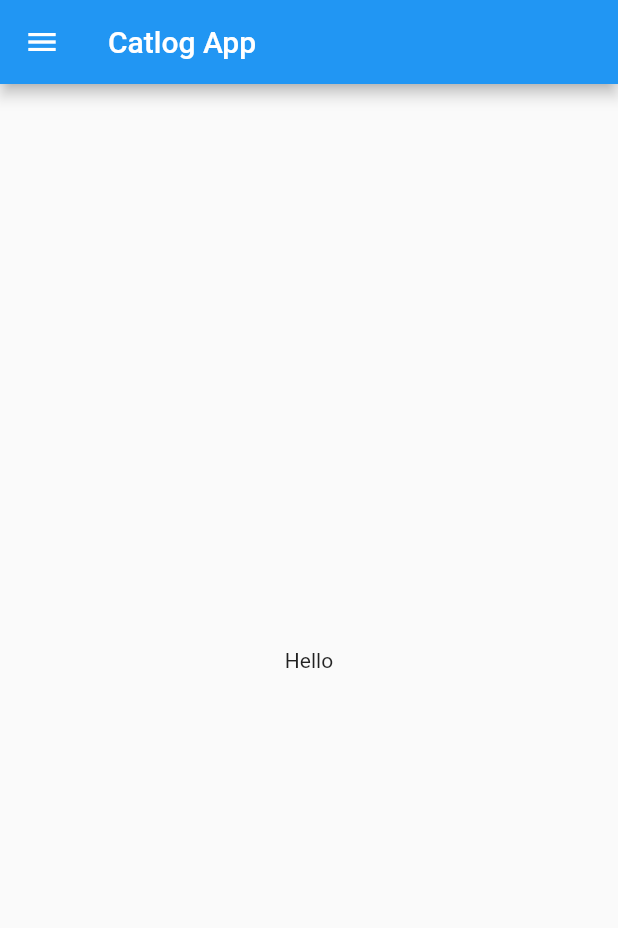
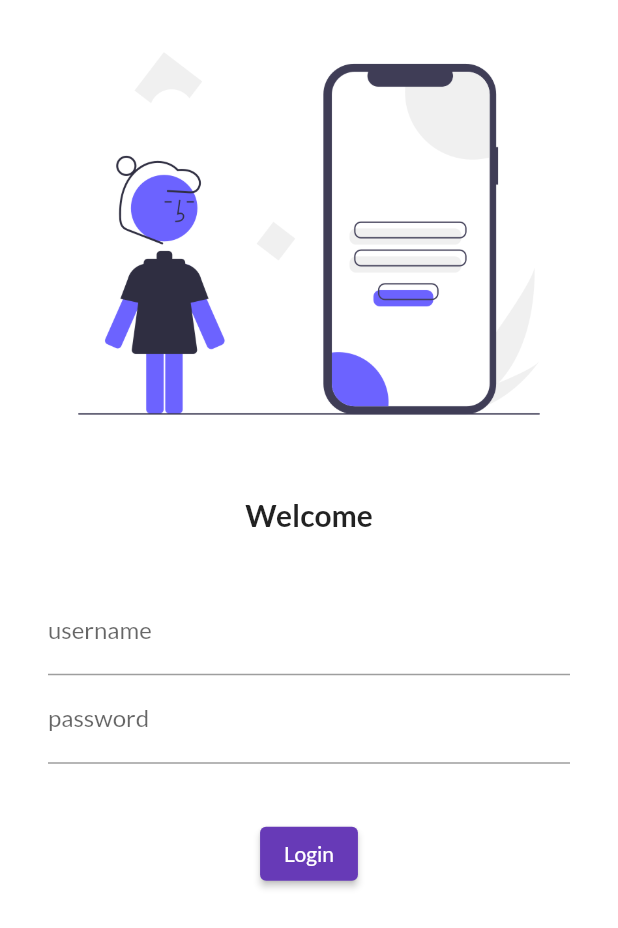
Before and after one commit to Sagar7057/fluttertutorial, a Flutter app: the screen it shows after launch, on a phone screen of 412 x 824 dp. Shown: the top 928 px of the screen. Run offline on Flutter 3.47's test engine with Material 2 defaults, Android fonts, the phone set to English and light mode, and no system bars; our stand-ins replace google_fonts.

Commit message:
Day 4 completed

```diff
--- a/lib/home_page.dart
+++ b/lib/Pages/home_page.dart
@@ -1,19 +1,17 @@
 import 'package:flutter/material.dart';
 
 class HomePage extends StatelessWidget {
-
+  const HomePage({Key? key}) : super(key: key);
   @override
   Widget build(BuildContext context) {
     return Scaffold(
       appBar: AppBar(
-        title: Text("Catlog App"),
+        title: const Text("Catlog App"),
       ),
-      body:Center(
-        child:Container(
-          child: Text("Hello"),
-        )
+      body:const Center(
+        child:Text("Hello")
       ),
-      drawer: Drawer(),
+      drawer: const Drawer(),
     );
 
   }
--- /dev/null
+++ b/lib/Pages/login_page.dart
@@ -0,0 +1,65 @@
+// ignore_for_file: avoid_print
+
+import 'package:flutter/material.dart';
+
+class LoginPage extends StatelessWidget {
+  const LoginPage({Key? key}) : super(key: key);
+
+  @override
+  Widget build(BuildContext context) {
+    return Material(
+      color: Colors.white,
+      child: Column(
+        children: [
+        Image.asset("assets/images/login.png",
+        fit: BoxFit.cover,),
+
+        const SizedBox(
+          height: 20.0,
+        ),
+
+        const Text("Welcome",
+        style: TextStyle(
+          fontSize: 20,
+          fontWeight: FontWeight.bold,
+        )
+        ),
+
+        const SizedBox(
+          height: 20.0,
+        ),
+
+        Padding(
+          padding: const EdgeInsets.symmetric(vertical: 16.0,horizontal: 32.0),
+          child: Column(
+            children: [
+              TextFormField(
+            decoration:
+            const InputDecoration(hintText: "Enter UserName",labelText:"username"),
+          ) ,
+
+          TextFormField(
+            obscureText: true,
+            decoration:
+            const InputDecoration(hintText: "Enter Password",labelText:"password"),
+          ) ,
+            ],
+          ),
+        ),
+        const SizedBox(
+          height: 20.0,
+        ),
+
+        ElevatedButton(
+          onPressed: () {
+            print("Hiii");
+          },
+          style: TextButton.styleFrom(),
+          child: const Text("Login")
+        )
+
+        ],
+      )
+    );
+  }
+}
--- a/lib/main.dart
+++ b/lib/main.dart
@@ -1,17 +1,34 @@
+// ignore_for_file: depend_on_referenced_packages
+
 import 'package:flutter/material.dart';
-import 'package:project/home_page.dart';
-import 'home_page.dart';
+import 'package:project/Pages/home_page.dart';
+import 'package:project/Pages/login_page.dart';
+import 'Pages/home_page.dart';
+import 'package:google_fonts/google_fonts.dart';
 
 void main() {
-  runApp(MyApp());
+  runApp(const MyApp());
 }
 
 class MyApp extends StatelessWidget {
-
+   const MyApp({Key? key}) : super(key: key);
   @override
   Widget build(BuildContext context) {
     return MaterialApp(
-      home: HomePage()
+      themeMode: ThemeMode.light,
+      theme: ThemeData(
+        primarySwatch: Colors.deepPurple,
+        fontFamily: GoogleFonts.lato().fontFamily,
+        // primaryTextTheme: GoogleFonts.latoTextTheme()
+      ),
+      // darkTheme: ThemeData(brightness: Brightness.dark),
+      initialRoute: "/login",
+      routes: {
+        "/": (context) => const LoginPage(),
+        "/login":(context) => const LoginPage(),
+        "/home":(context) => const HomePage(),
+      },
+
     );
   }
 }
```
Also changed, not shown: assets/images/login.png (added), pubspec.lock, 1 other file.
